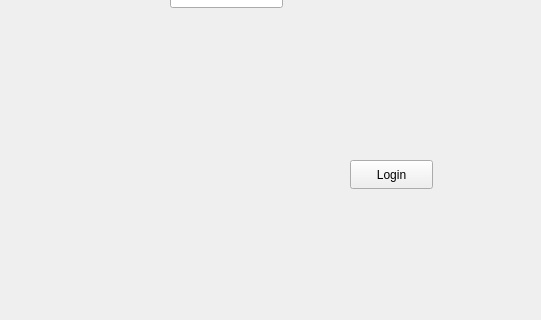
The window that LinuxProject/mainwindow.ui (Skalik2/LinuxAppCpp) describes before a commit, drawn with Qt 5; both pictures show x 0 to 541 and y 280 to 600 of the 800 by 600 pixel window.
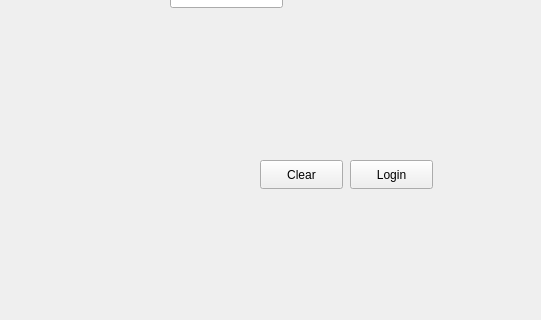
The same window after the commit.

```diff
--- a/LinuxProject/mainwindow.ui
+++ b/LinuxProject/mainwindow.ui
@@ -73,6 +73,19 @@
      <string>Password:</string>
     </property>
    </widget>
+   <widget class="QPushButton" name="pushButton">
+    <property name="geometry">
+     <rect>
+      <x>260</x>
+      <y>440</y>
+      <width>83</width>
+      <height>29</height>
+     </rect>
+    </property>
+    <property name="text">
+     <string>Clear</string>
+    </property>
+   </widget>
   </widget>
  </widget>
  <resources/>
```
